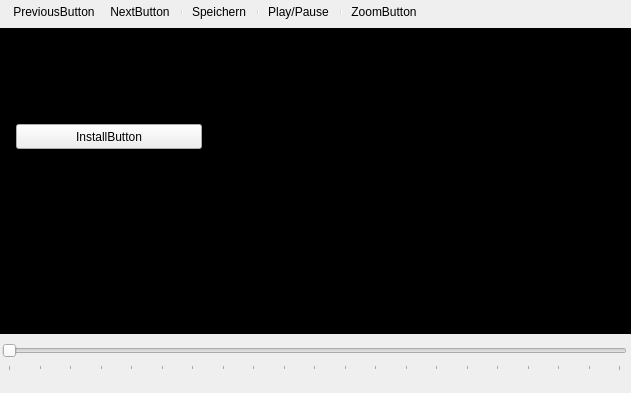
Old version of the form src/forms/PlayVideoFormUnit.ui in the repository Eldricos/D-Fend-Reborn.
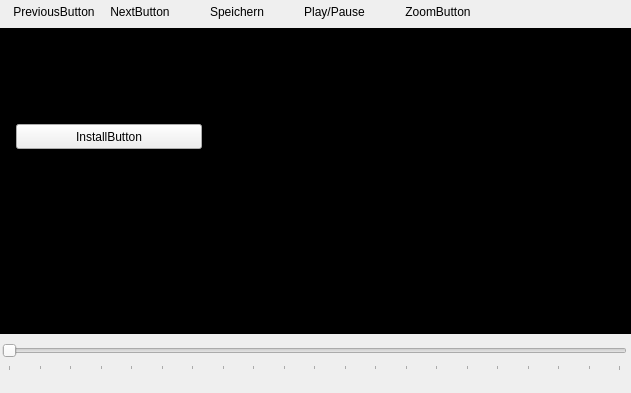
New version of the form. Icons and pictures are not drawn.

The edit to the form file:
```diff
--- a/src/forms/PlayVideoFormUnit.ui
+++ b/src/forms/PlayVideoFormUnit.ui
@@ -30,11 +30,11 @@
         <property name="vclWrapable" stdset="0"><bool>false</bool></property>
         <addaction name="PreviousButton"/>
         <addaction name="NextButton"/>
-        <addaction name="separator"/>
+        <addaction name="ToolButton1"/>
         <addaction name="SaveButton"/>
-        <addaction name="separator"/>
+        <addaction name="ToolButton2"/>
         <addaction name="PlayPauseButton"/>
-        <addaction name="separator"/>
+        <addaction name="ToolButton3"/>
         <addaction name="ZoomButton"/>
       </widget>
     </widget>
```
